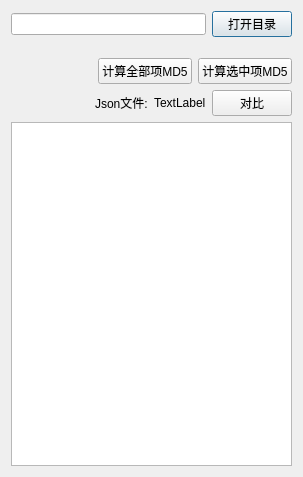
Qt form MD5Dialog.ui (Futurescope/MD5Dialog) before a commit.
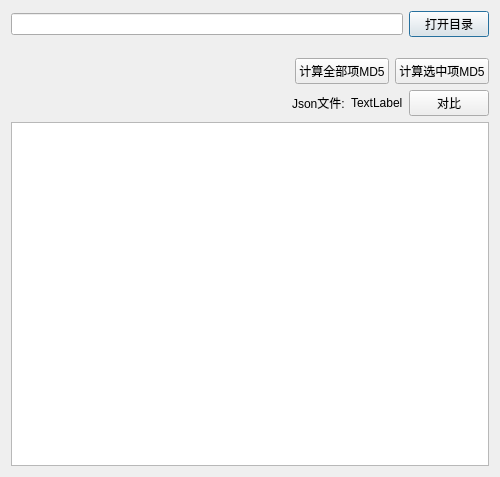
The same form after that commit.

What changed in the file:
```diff
--- a/MD5Dialog.ui
+++ b/MD5Dialog.ui
@@ -6,7 +6,7 @@
    <rect>
     <x>0</x>
     <y>0</y>
-    <width>303</width>
+    <width>500</width>
     <height>477</height>
    </rect>
   </property>
```
